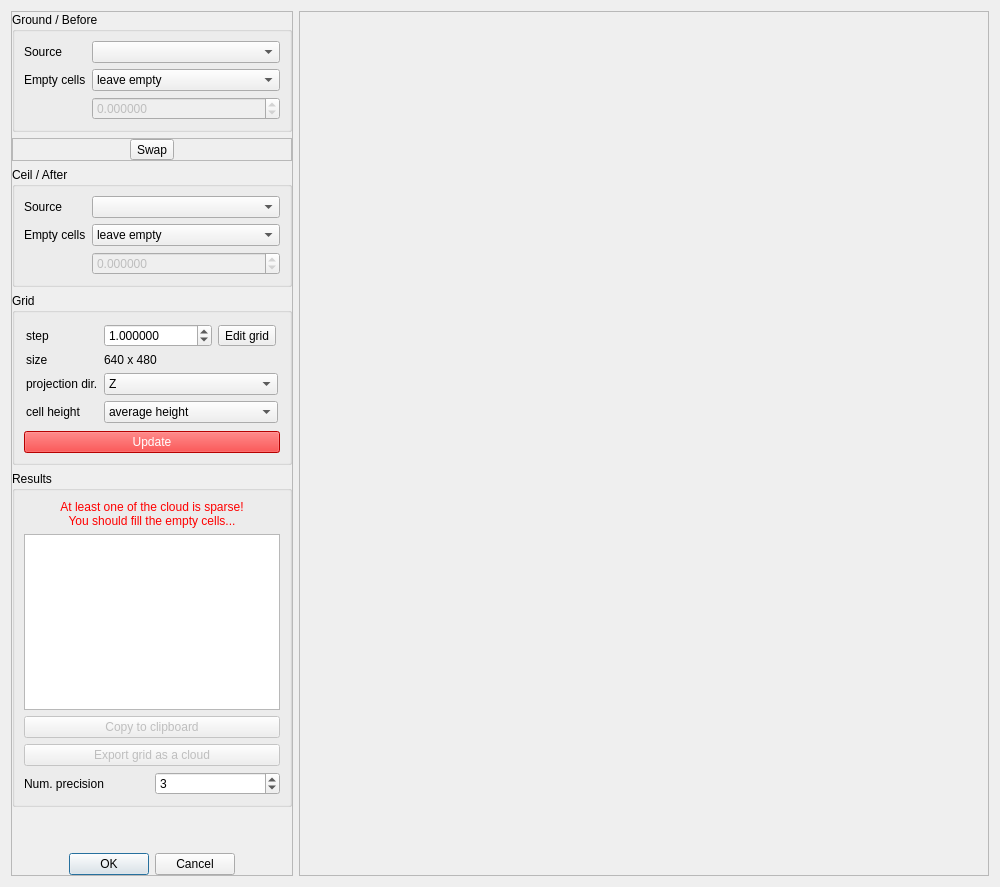
CloudCompare/CloudCompare, file qCC/ui_templates/volumeCalcDlg.ui: the form before one commit.
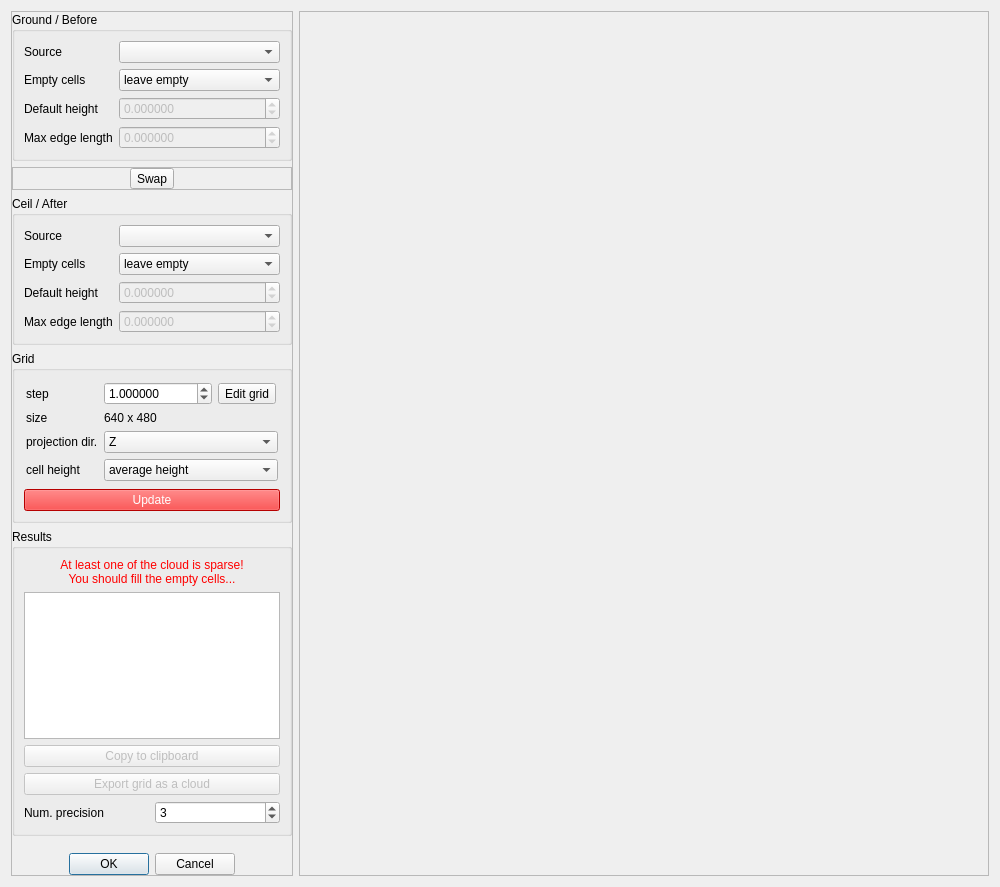
The form after the commit. Icons and pictures are not drawn.

Commit message: New option to limit the interpolation triangle lengths in the Rasterize and 2.5D Volume calculation tool

```diff
--- a/qCC/ui_templates/volumeCalcDlg.ui
+++ b/qCC/ui_templates/volumeCalcDlg.ui
@@ -66,7 +66,69 @@
          <item row="0" column="1">
           <widget class="QComboBox" name="groundComboBox"/>
          </item>
-         <item row="1" column="1">
+         <item row="3" column="1">
+          <widget class="QDoubleSpinBox" name="groundEmptyValueDoubleSpinBox">
+           <property name="enabled">
+            <bool>false</bool>
+           </property>
+           <property name="sizePolicy">
+            <sizepolicy hsizetype="Preferred" vsizetype="Fixed">
+             <horstretch>0</horstretch>
+             <verstretch>0</verstretch>
+            </sizepolicy>
+           </property>
+           <property name="toolTip">
+            <string>Custom value for empty cells</string>
+           </property>
+           <property name="decimals">
+            <number>6</number>
+           </property>
+           <property name="minimum">
+            <double>-999999999.000000000000000</double>
+           </property>
+           <property name="maximum">
+            <double>999999999.000000000000000</double>
+           </property>
+           <property name="value">
+            <double>0.000000000000000</double>
+           </property>
+          </widget>
+         </item>
+         <item row="3" column="0">
+          <widget class="QLabel" name="label_12">
+           <property name="text">
+            <string>Default height</string>
+           </property>
+          </widget>
+         </item>
+         <item row="5" column="0">
+          <widget class="QLabel" name="label_13">
+           <property name="text">
+            <string>Max edge length</string>
+           </property>
+          </widget>
+         </item>
+         <item row="5" column="1">
+          <widget class="QDoubleSpinBox" name="groundMaxEdgeLengthDoubleSpinBox">
+           <property name="enabled">
+            <bool>false</bool>
+           </property>
+           <property name="toolTip">
+            <string>Max edge length for interpolation/triangulation
+(ignored if zero)</string>
+           </property>
+           <property name="decimals">
+            <number>6</number>
+           </property>
+           <property name="minimum">
+            <double>-999999999.000000000000000</double>
+           </property>
+           <property name="maximum">
+            <double>999999999.000000000000000</double>
+           </property>
+          </widget>
+         </item>
+         <item row="2" column="1">
           <widget class="QComboBox" name="fillGroundEmptyCellsComboBox">
            <property name="toolTip">
             <string>choose the value to fill the cells in which no point is projected : minimum value over the whole point cloud or average value (over the whole cloud also)</string>
@@ -103,41 +165,13 @@
            </item>
           </widget>
          </item>
-         <item row="1" column="0">
+         <item row="2" column="0">
           <widget class="QLabel" name="label_10">
            <property name="text">
             <string>Empty cells</string>
            </property>
           </widget>
          </item>
-         <item row="2" column="1">
-          <widget class="QDoubleSpinBox" name="groundEmptyValueDoubleSpinBox">
-           <property name="enabled">
-            <bool>false</bool>
-           </property>
-           <property name="sizePolicy">
-            <sizepolicy hsizetype="Preferred" vsizetype="Fixed">
-             <horstretch>0</horstretch>
-             <verstretch>0</verstretch>
-            </sizepolicy>
-           </property>
-           <property name="toolTip">
-            <string>Custom value for empty cells</string>
-           </property>
-           <property name="decimals">
-            <number>6</number>
-           </property>
-           <property name="minimum">
-            <double>-999999999.000000000000000</double>
-           </property>
-           <property name="maximum">
-            <double>999999999.000000000000000</double>
-           </property>
-           <property name="value">
-            <double>0.000000000000000</double>
-           </property>
-          </widget>
-         </item>
         </layout>
        </widget>
       </item>
@@ -273,6 +307,40 @@
            </property>
           </widget>
          </item>
+         <item row="2" column="0">
+          <widget class="QLabel" name="label_5">
+           <property name="text">
+            <string>Default height</string>
+           </property>
+          </widget>
+         </item>
+         <item row="3" column="0">
+          <widget class="QLabel" name="label_11">
+           <property name="text">
+            <string>Max edge length</string>
+           </property>
+          </widget>
+         </item>
+         <item row="3" column="1">
+          <widget class="QDoubleSpinBox" name="ceilMaxEdgeLengthDoubleSpinBox">
+           <property name="enabled">
+            <bool>false</bool>
+           </property>
+           <property name="toolTip">
+            <string>Max edge length for interpolation/triangulation
+(ignored if zero)</string>
+           </property>
+           <property name="decimals">
+            <number>6</number>
+           </property>
+           <property name="minimum">
+            <double>-999999999.000000000000000</double>
+           </property>
+           <property name="maximum">
+            <double>999999999.000000000000000</double>
+           </property>
+          </widget>
+         </item>
         </layout>
        </widget>
       </item>
```
The commit also changes 8 other files.
